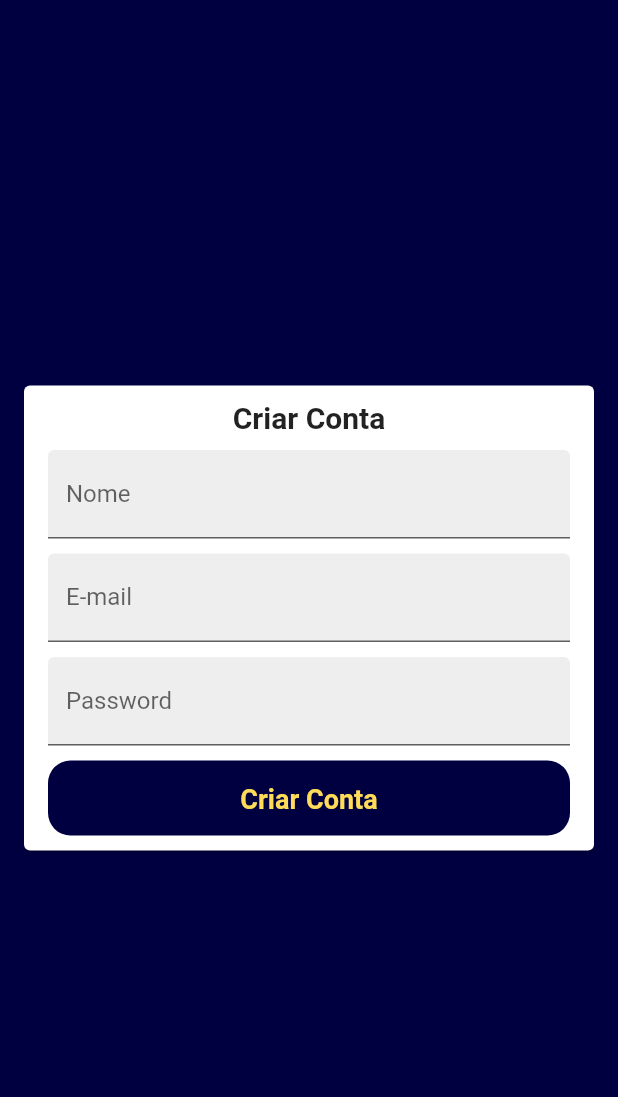
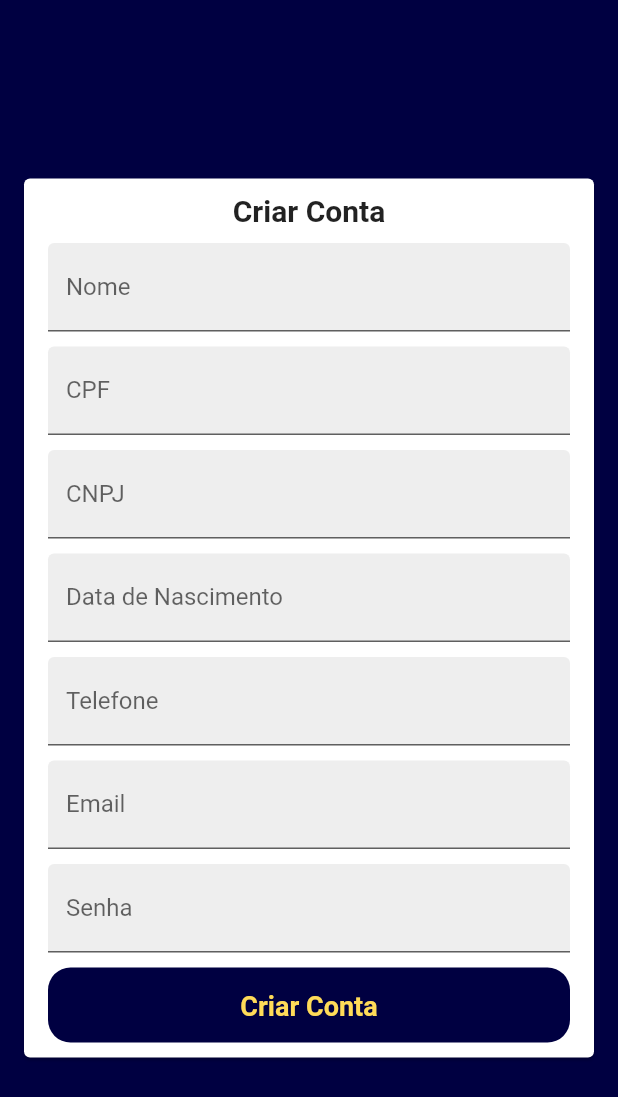
Before and after one commit to HericFreitas/Quiz, a Flutter app: the CreateScreen screen opened directly, on a phone screen of 412 x 824 dp. Shown: the top 1097 px of the screen. Run offline on Flutter 3.47's test engine with Material 2 defaults, Android fonts, the phone set to English and light mode, and no system bars; our stand-ins replace cloud_firestore, firebase_auth, flutter_mobx, mobx; accounts and stored records are empty; generated files the repository leaves out were written again.

```diff
--- a/lib/app/screen/login/create_user.dart
+++ b/lib/app/screen/login/create_user.dart
@@ -114,7 +114,59 @@ class _CreateScreenState extends State<CreateScreen> {
                   builder: (_){
                     return CustomInputEmail(
                       busy: _controller.busy,
-                      label: 'E-mail',
+                      label: 'CPF',
+                      onSaved: _controller.setCpf,
+//                      validator: Validator.isValidEmail,
+                    );
+                  },
+                ),
+                SizedBox(
+                  height: 10,
+                ),
+                Observer(
+                  builder: (_){
+                    return CustomInputEmail(
+                      busy: _controller.busy,
+                      label: 'CNPJ',
+                      onSaved: _controller.setCnpj,
+//                      validator: Validator.isValidatePassword,
+                    );
+                  },
+                ),
+                SizedBox(
+                  height: 10,
+                ),
+                Observer(
+                  builder: (_){
+                    return CustomInputEmail(
+                      busy: _controller.busy,
+                      label: 'Data de Nascimento',
+                      onSaved: _controller.setDate,
+//                      validator: Validator.isValidatePassword,
+                    );
+                  },
+                ),
+                SizedBox(
+                  height: 10,
+                ),
+                Observer(
+                  builder: (_){
+                    return CustomInputEmail(
+                      busy: _controller.busy,
+                      label: 'Telefone',
+                      onSaved: _controller.setTelefone,
+//                      validator: Validator.isValidatePassword,
+                    );
+                  },
+                ),
+                SizedBox(
+                  height: 10,
+                ),
+                Observer(
+                  builder: (_){
+                    return CustomInputEmail(
+                      busy: _controller.busy,
+                      label: 'Email',
                       onSaved: _controller.setEmail,
                       validator: Validator.isValidEmail,
                     );
@@ -127,7 +179,7 @@ class _CreateScreenState extends State<CreateScreen> {
                   builder: (_){
                     return CustomInputEmail(
                       busy: _controller.busy,
-                      label: 'Password',
+                      label: 'Senha',
                       onSaved: _controller.setPassword,
                       validator: Validator.isValidatePassword,
                     );
--- a/lib/app/screen/login/model/user.dart
+++ b/lib/app/screen/login/model/user.dart
@@ -2,27 +2,63 @@ import 'package:cloud_firestore/cloud_firestore.dart';
 import 'package:flutter/cupertino.dart';
 
 class UserModel {
-
+  String name;
+  String cpf;
+  String cnpj;
+  String date;
+  String telefone;
   String email;
   String password;
-  String name;
+
   int points;
   String uid;
 
-  UserModel({@required this.email,@required this.name,@required this.points,@required this.uid});
+  UserModel(
+      {@required this.email,
+      @required this.name,
+      @required this.points,
+      @required this.uid,
+      this.cnpj,
+      this.cpf,
+      this.password,
+      this.date,
+      this.telefone});
 
-  UserModel.fromDocuments(DocumentSnapshot doc ){
+  UserModel.fromDocuments(DocumentSnapshot doc) {
     uid = doc.documentID;
+    name = doc['name'] as String;
+    cpf = doc['cpf'] as String;
+    cnpj = doc['cnpj'] as String;
+    date = doc['date'] as String;
+    telefone = doc['telefone'] as String;
     email = doc['email'] as String;
-    name = doc['name'] as String;
     points = doc['points'] as int;
   }
 
-  Map<String, dynamic> toMap(){
+  static UserModel fromMap(Map<String, dynamic> doc) {
+    if (doc == null) return null;
+
+    return UserModel(
+      uid: doc['uid'] as String,
+      name: doc['name'] as String,
+      cpf: doc['cpf'] as String,
+      cnpj: doc['cnpj'] as String,
+      date: doc['date'] as String,
+      telefone: doc['telefone'] as String,
+      email: doc['email'] as String,
+      points: doc['points'] as int,
+    );
+  }
+
+  Map<String, dynamic> toMap() {
     return {
-      'name' : name,
-      'email' : email,
-      'points' : points,
+      'name': name,
+      'cpf': cpf,
+      'cnpj': cnpj,
+      'date': date,
+      'telefone': telefone,
+      'email': email,
+      'points': points,
     };
   }
 }
--- a/lib/app/screen/login/repository/login_repository.dart
+++ b/lib/app/screen/login/repository/login_repository.dart
@@ -25,14 +25,14 @@ class AccountRepository {
   }
 
   Future<FirebaseUser> createUserWithEmailAndPassword(
-      {String email, String password, String name}) async {
+      {String email, String password, String name, String telefone, String date, String cpf, String cnpj}) async {
     try {
       AuthResult result = await _firebaseAuth.createUserWithEmailAndPassword(
         email: email,
         password: password,
       );
 
-      await createUserData(user: result.user, name: name);
+      await createUserData(user: result.user, name: name, telefone: telefone, date: date, cpf: cpf, cnpj: cnpj);
 
       return result.user;
     } on PlatformException catch (e) {
@@ -45,12 +45,16 @@ class AccountRepository {
     }
   }
 
-  Future createUserData({FirebaseUser user, String name}) async {
+  Future createUserData({FirebaseUser user, String name, String cpf, String cnpj, String date, String telefone}) async {
     final userModel = UserModel(
       uid: user.uid,
       name: name,
       email: user.email,
-      points: 0
+      points: 0,
+      cnpj: cnpj,
+      cpf: cpf,
+      date: date,
+      telefone: telefone,
     );
 
     return _firestore
--- a/lib/main.dart
+++ b/lib/main.dart
@@ -1,6 +1,7 @@
 import 'package:flutter/material.dart';
 import 'package:provider/provider.dart';
 import 'package:quiz/app/screen/login/login_screen.dart';
+import 'package:quiz/app/screen/profile/controller/profile_controller.dart';
 
 import 'app/screen/login/controller/loginController.dart';
 import 'app/screen/login/controller/loginController.dart';
@@ -17,6 +18,7 @@ class MyApp extends StatelessWidget {
     return MultiProvider(
       providers: [
         Provider<LoginController>.value(value: LoginController()),
+        Provider<ProfileController>.value(value: ProfileController()),
       ],
       child: MaterialApp(
         title: 'Flutter Demo',
--- a/pubspec.yaml
+++ b/pubspec.yaml
@@ -35,6 +35,10 @@ dependencies:
   mobx: ^1.2.1+1
   flutter_mobx: ^1.1.0+1
   font_awesome_flutter: ^8.8.1
+  auto_size_text: ^2.1.0
+  http: ^0.12.0+4
+  share: ^0.6.3+6
+  flutter_launcher_icons: ^0.7.4
 
 dev_dependencies:
   flutter_test:
```
Also changed, not shown: lib/app/screen/login/controller/loginController.dart (+26 -1 lines), lib/app/screen/login/login_screen.dart (+6 -5 lines), lib/app/screen/profile/controller/profile_controller.dart (added, +44 -0 lines), lib/app/screen/profile/profile_screen.dart (added, +98 -0 lines), lib/app/screen/profile/repository/profile_repository.dart (added, +22 -0 lines), lib/app/screen/profile/widgets/ProfileHeader.dart (added, +39 -0 lines), lib/app/screen/profile/widgets/custom_buttom_category.dart (added, +36 -0 lines), lib/app/screen/quiz/controller/quiz_controller.dart (added, +58 -0 lines), lib/app/screen/quiz/model/question.dart (added, +42 -0 lines), lib/app/screen/quiz/repository/quiz_repository.dart (added, +25 -0 lines), lib/app/screen/login/controller/loginController.g.dart, lib/app/screen/profile/controller/profile_controller.g.dart (added), pubspec.lock.
